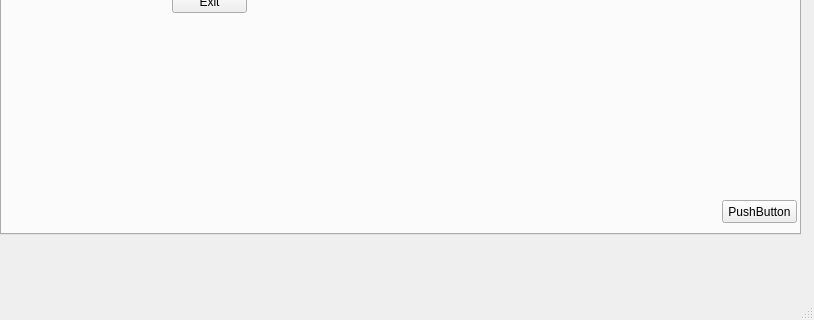
The window that ui/helloworld_4.ui (Johnny-Freeman/RF_device_ui) describes before a commit, drawn with Qt 5; both pictures show x 0 to 814 and y 226 to 546 of the 814 by 546 pixel window.
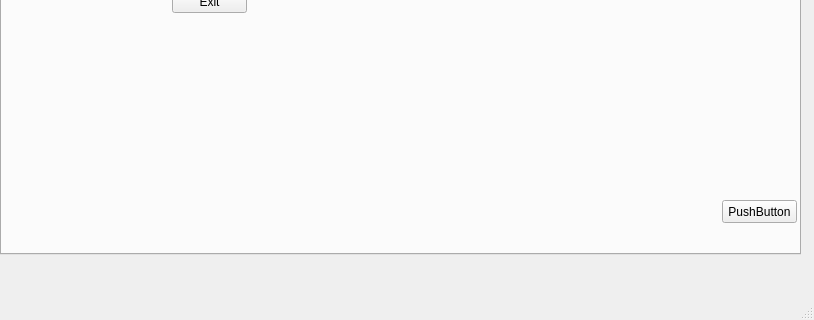
The same window after the commit.

Diff of the .ui file:
```diff
--- a/ui/helloworld_4.ui
+++ b/ui/helloworld_4.ui
@@ -20,7 +20,7 @@
       <x>0</x>
       <y>0</y>
       <width>801</width>
-      <height>461</height>
+      <height>481</height>
      </rect>
     </property>
     <property name="currentIndex">
```
